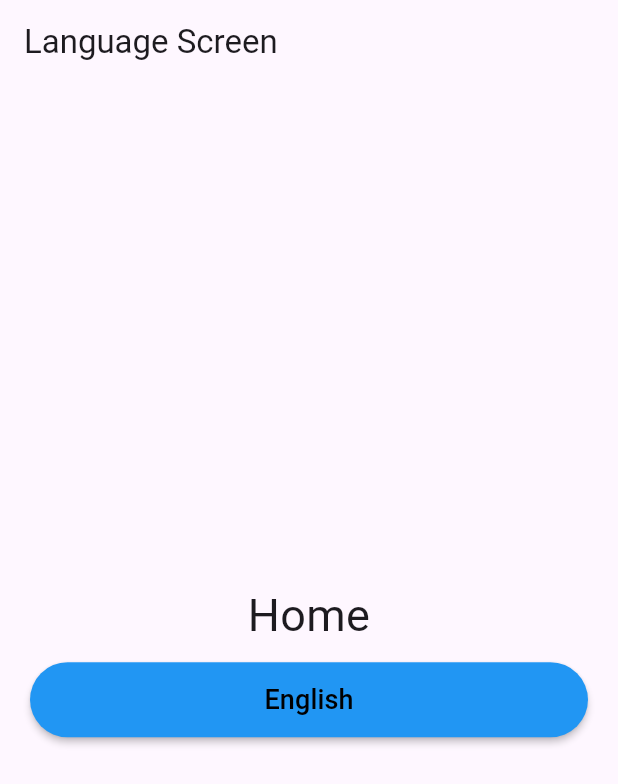
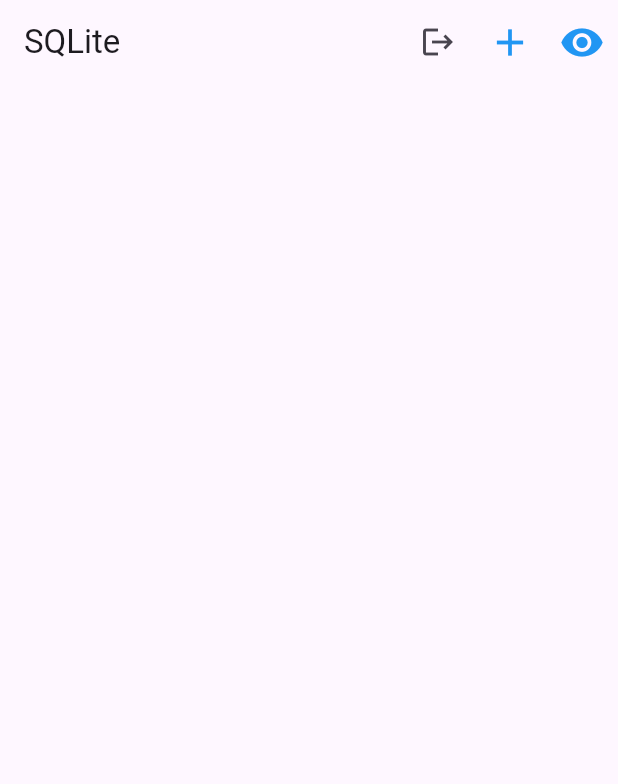
Before and after one commit to SaTya-Dev082/Getx-State-Management, a Flutter app: the screen it shows after launch, on a phone screen of 412 x 824 dp. Shown: the top 784 px of the screen. Run offline on Flutter 3.47's test engine with Material 3 defaults, Android fonts, the phone set to English and light mode, and no system bars; our stand-ins replace get, get_storage, sqflite; accounts and stored records are empty.

Commit message:
learn how to use getx_sqlite

```diff
--- /dev/null
+++ b/lib/getx_sqlite/binding/home_sql_binding.dart
@@ -0,0 +1,9 @@
+import 'package:get/get.dart';
+import 'package:learning_getx/getx_sqlite/controller/sqlite_controller.dart';
+
+class HomeSQLBinding extends Bindings {
+  @override
+  void dependencies() {
+    Get.lazyPut(() => SQLController(), fenix: true);
+  }
+}
--- /dev/null
+++ b/lib/getx_sqlite/model/demo_model.dart
@@ -0,0 +1,26 @@
+class DemoModel {
+  final int id;
+  final String title;
+  final String description;
+  final String time;
+  final int favorite;
+  final int completed;
+  DemoModel({
+    required this.id,
+    required this.title,
+    required this.description,
+    required this.time,
+    required this.favorite,
+    required this.completed,
+  });
+  factory DemoModel.fromJson(Map<String, dynamic> json) {
+    return DemoModel(
+      id: json["id"],
+      title: json["title"],
+      description: json["description"],
+      time: json["time"],
+      favorite: json["favorite"],
+      completed: json["completed"],
+    );
+  }
+}
--- /dev/null
+++ b/lib/getx_sqlite/view/screens/home_screen_sqlite.dart
@@ -0,0 +1,67 @@
+import 'package:flutter/material.dart';
+import 'package:get/get.dart';
+import 'package:learning_getx/getx_sqlite/controller/sqlite_controller.dart';
+
+class HomeScreenSqlite extends StatelessWidget {
+  HomeScreenSqlite({super.key});
+
+  final controller = Get.put(SQLController());
+
+  @override
+  Widget build(BuildContext context) {
+    return Scaffold(
+      appBar: AppBar(
+        title: Text("SQLite"),
+        actions: [
+          Row(
+            children: [
+              IconButton(
+                onPressed: controller.deleteAppDatabase,
+                icon: Icon(Icons.logout),
+              ),
+              Center(
+                child: IconButton(
+                  onPressed: controller.insertData,
+                  icon: Icon(Icons.add, color: Colors.blue, size: 30),
+                ),
+              ),
+              Center(
+                child: IconButton(
+                  onPressed: controller.selectData,
+                  icon: Icon(
+                    Icons.remove_red_eye,
+                    color: Colors.blue,
+                    size: 30,
+                  ),
+                ),
+              ),
+            ],
+          ),
+        ],
+      ),
+      body: GetBuilder<SQLController>(
+        builder:
+            (controller) => ListView.builder(
+              itemCount: controller.listData.length,
+              itemBuilder: (context, index) {
+                final product = controller.listData[index];
+                return ListTile(
+                  title: Text(
+                    product.title,
+                    style: TextStyle(fontSize: 20, fontWeight: FontWeight.bold),
+                  ),
+                  subtitle: Text(
+                    product.description,
+                    style: TextStyle(fontSize: 16, fontWeight: FontWeight.bold),
+                  ),
+                  trailing: Text(
+                    product.favorite.toString(),
+                    style: TextStyle(fontSize: 20, fontWeight: FontWeight.bold),
+                  ),
+                );
+              },
+            ),
+      ),
+    );
+  }
+}
--- a/lib/main.dart
+++ b/lib/main.dart
@@ -1,7 +1,10 @@
 import 'package:flutter/material.dart';
 import 'package:get/get.dart';
 import 'package:get_storage/get_storage.dart';
+import 'package:learning_getx/getx_sqlite/binding/home_sql_binding.dart';
+import 'package:learning_getx/getx_sqlite/controller/sqlite_controller.dart';
 import 'package:learning_getx/mvc_partern/binding/home_binding.dart';
+import 'package:learning_getx/mvc_partern/get_connects/view/home_product_view.dart';
 import 'package:learning_getx/mvc_partern/localizations/controllers/app_localization_controller.dart';
 import 'package:learning_getx/mvc_partern/localizations/controllers/local_service_controller.dart';
 import 'package:learning_getx/mvc_partern/localizations/views/chinese_screen.dart';
@@ -15,6 +18,7 @@ import 'package:learning_getx/routes/second_screen.dart';
 import 'package:learning_getx/routes/third_screen.dart';
 import 'package:learning_getx/test_route/home_screen.dart';
 
+import 'getx_sqlite/view/screens/home_screen_sqlite.dart';
 import 'mvc_partern/localizations/controllers/setting_language_controller.dart';
 import 'mvc_partern/localizations/views/change_language_view.dart';
 import 'mvc_partern/localizations/views/language_more_view.dart';
@@ -24,8 +28,10 @@ import 'mvc_partern/localizations/views/language_more_view.dart';
 // import 'package:learning_getx/routes/third_screen.dart';
 
 void main() async {
+  WidgetsFlutterBinding.ensureInitialized();
   await GetStorage.init();
-  Get.put(SettingsController());
+  // Get.put(SettingsController());
+  // await SQLController().createDatabase();
   runApp(MyApp());
 }
 
@@ -34,14 +40,37 @@ class MyApp extends StatelessWidget {
 
   @override
   Widget build(BuildContext context) {
-    print(LocaleService.getLocale());
+    // print(LocaleService.getLocale());
     return GetMaterialApp(
+      debugShowCheckedModeBanner: false,
+
+      /// Getx SQLite
+      initialRoute: "/",
+      initialBinding: HomeSQLBinding(),
+      getPages: [
+        GetPage(
+          name: "/",
+          page: () => HomeScreenSqlite(),
+          // binding: HomeSQLBinding(),
+        ),
+      ],
+
+      /// GetConnect
+      ///
+      // initialRoute: "/",
+      // getPages: [GetPage(name: "/", page: () => HomeProductView())],
+
+      /*
+      /// Localization
+      /*
       /// Localization two languages
-      /*locale:
+      locale:
           (box.read("lang") == null)
               ? const Locale("en")
               : Locale(box.read("lang")),
-      */
+
+       */
+      /// More Languages want to change
       translations: AppLocalizationController(),
       locale: Get.find<SettingsController>().currentLocale.value,
       fallbackLocale: const Locale("en", "US"),
@@ -73,7 +102,7 @@ class MyApp extends StatelessWidget {
           // transition: Transition.rightToLeft,
         ),
       ],
-
+        */
       // Dependency Injection
       /*
       initialRoute: '/',
@@ -99,7 +128,7 @@ class MyApp extends StatelessWidget {
           transition: Transition.rightToLeft,
         ),
       ],*/
-      debugShowCheckedModeBanner: false,
+
       // home: const HomeScreen(), // Home Route
       // home: HomeScreenTest(),
       // initialBinding: HomeBinding(),
--- a/pubspec.yaml
+++ b/pubspec.yaml
@@ -36,6 +36,8 @@ dependencies:
   cupertino_icons: ^1.0.8
   get: ^4.7.3
   get_storage: ^2.1.1
+  sqflite: ^2.4.2
+  path: ^1.9.0
 
 dev_dependencies:
   flutter_test:
```
Also changed, not shown: lib/getx_sqlite/controller/sqlite_controller.dart (added, +77 -0 lines), lib/mvc_partern/get_connects/controller/product_get_controller.dart (added, +16 -0 lines), lib/mvc_partern/get_connects/model/product_api_model.dart (added, +44 -0 lines), lib/mvc_partern/get_connects/services/product_service.dart (added, +16 -0 lines), lib/mvc_partern/get_connects/view/home_product_view.dart (added, +25 -0 lines), pubspec.lock, 1 other file.
